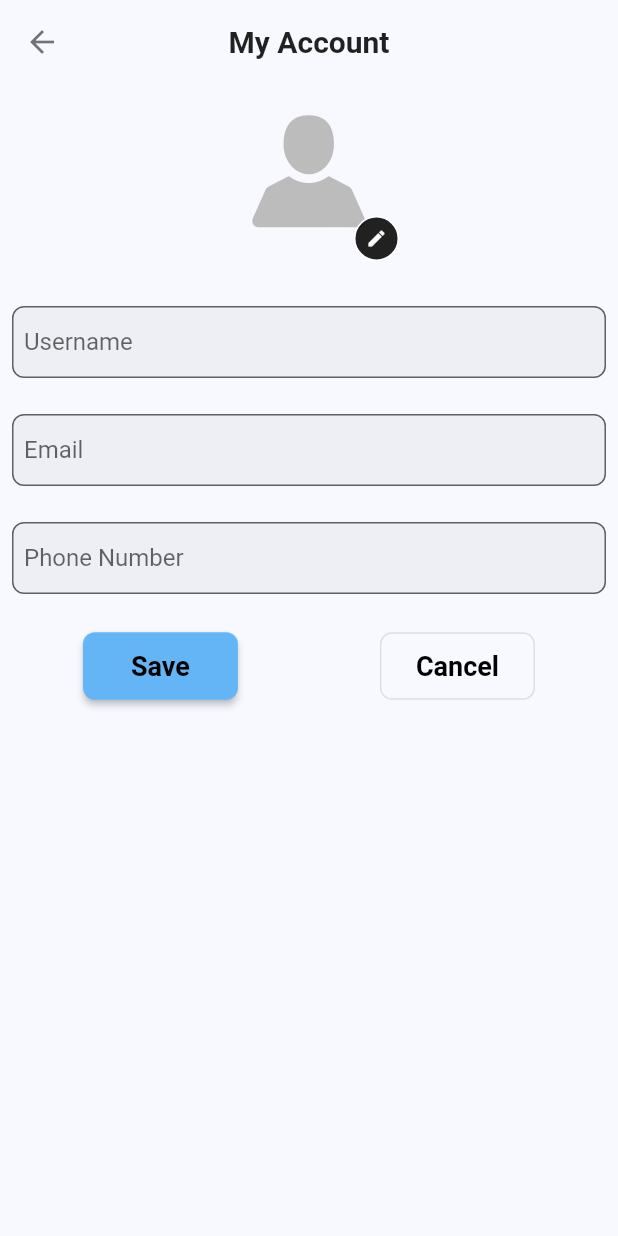
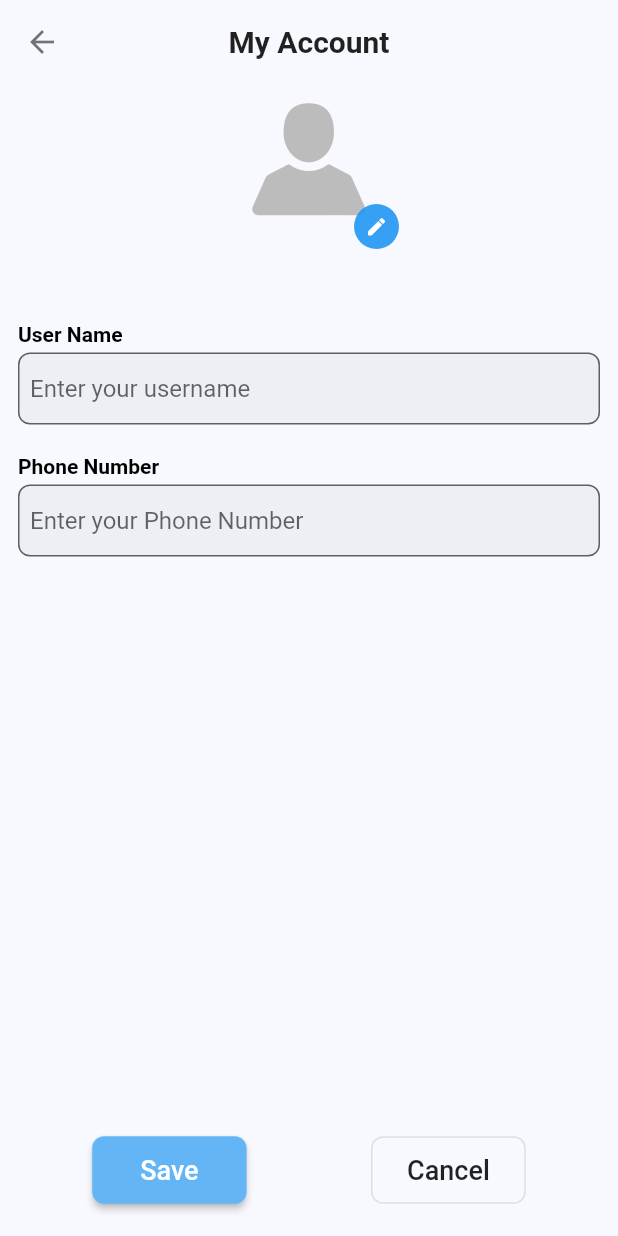
Before and after one commit to ngocnam11/e_shop, a Flutter app: the ProfileScreen screen opened by its route, after a tap on "My Account", on a phone screen of 412 x 824 dp. Run offline on Flutter 3.47's test engine with Material 2 defaults, Android fonts, the phone set to English and light mode, and no system bars; our stand-ins replace carousel_slider, cloud_firestore, equatable, firebase_auth, firebase_core, firebase_storage and 4 more; accounts and stored records are empty; network calls fail; project files that could hold a hidden picture were left out.

Commit message:
update account screen

```diff
--- a/lib/router/router.dart
+++ b/lib/router/router.dart
@@ -67,7 +67,7 @@ abstract class AppRouter {
       case orderConfirm:
         return OrderConfirmScreen.route();
       case account:
-        return MyAccountScreen.route(isAdmin: settings.arguments as bool);
+        return MyAccountScreen.route();
       case purchase:
         return PurchaseScreen.route();
       case newCard:
--- a/lib/screens/my_account_screen.dart
+++ b/lib/screens/my_account_screen.dart
@@ -1,10 +1,10 @@
 import 'dart:typed_data';
 
-import 'package:cloud_firestore/cloud_firestore.dart';
 import 'package:flutter/material.dart';
 import 'package:image_picker/image_picker.dart';
 
 import '../config/utils.dart';
+import '../models/user.dart';
 import '../router/router.dart';
 import '../services/auth_services.dart';
 import '../services/firestore_services.dart';
@@ -12,19 +12,12 @@ import '../widgets/custom_network_image.dart';
 import '../widgets/text_field_input.dart';
 
 class MyAccountScreen extends StatefulWidget {
-  const MyAccountScreen({
-    Key? key,
-    required this.isAdmin,
-  }) : super(key: key);
+  const MyAccountScreen({Key? key}) : super(key: key);
 
-  final bool isAdmin;
-
-  static MaterialPageRoute route({required bool isAdmin}) {
+  static MaterialPageRoute route() {
     return MaterialPageRoute(
       settings: const RouteSettings(name: AppRouter.account),
-      builder: (_) => MyAccountScreen(
-        isAdmin: isAdmin,
-      ),
+      builder: (_) => const MyAccountScreen(),
     );
   }
 
@@ -33,43 +26,8 @@ class MyAccountScreen extends StatefulWidget {
 }
 
 class _MyAccountScreenState extends State<MyAccountScreen> {
-  late final TextEditingController _usernameController;
-  late final TextEditingController _emailController;
-  late final TextEditingController _phoneNumController;
-
-  @override
-  void initState() {
-    initializeAndSetTextEditingControllerValue();
-    super.initState();
-  }
-
-  @override
-  void dispose() {
-    disposeTextEditingController();
-    super.dispose();
-  }
-
-  void initializeAndSetTextEditingControllerValue() {
-    _usernameController = TextEditingController();
-    _emailController = TextEditingController();
-    _phoneNumController = TextEditingController();
-
-    FirebaseFirestore.instance
-        .collection('users')
-        .doc(AuthServices().currentUser.uid)
-        .snapshots()
-        .listen((snapshot) {
-      _usernameController.text = snapshot.data()!['username'];
-      _emailController.text = snapshot.data()!['email'];
-      _phoneNumController.text = snapshot.data()!['phoneNum'];
-    });
-  }
-
-  void disposeTextEditingController() {
-    _usernameController.dispose();
-    _emailController.dispose();
-    _phoneNumController.dispose();
-  }
+  final TextEditingController _usernameController = TextEditingController();
+  final TextEditingController _phoneNumController = TextEditingController();
 
   Uint8List? _image;
 
@@ -80,14 +38,19 @@ class _MyAccountScreenState extends State<MyAccountScreen> {
     });
   }
 
+  Future<void> getInitUserInfo() async {
+    final user = await FireStoreServices().getUserByUid(
+      uid: AuthServices().currentUser.uid,
+    );
+    _usernameController.text = user.username;
+    _phoneNumController.text = user.phoneNum;
+  }
+
   void updateProfile() async {
     String resUpdate = await FireStoreServices().updateProfile(
-      uid: AuthServices().currentUser.uid,
-      email: _emailController.text,
       username: _usernameController.text,
-      file: _image!,
+      file: _image,
       phoneNum: _phoneNumController.text,
-      isAdmin: widget.isAdmin,
     );
 
     if (!mounted) return;
@@ -95,8 +58,17 @@ class _MyAccountScreenState extends State<MyAccountScreen> {
     if (resUpdate != 'success') {
       showSnackBar(context, resUpdate);
     } else {
-      Navigator.of(context).pop();
+      Navigator.of(context).pushNamedAndRemoveUntil(
+        AppRouter.profile,
+        (route) => false,
+      );
     }
+  }
+
+  @override
+  void initState() {
+    getInitUserInfo();
+    super.initState();
   }
 
   @override
@@ -105,26 +77,25 @@ class _MyAccountScreenState extends State<MyAccountScreen> {
       appBar: AppBar(
         title: const Text('My Account'),
       ),
-      body: SingleChildScrollView(
-        child: FutureBuilder<DocumentSnapshot<Map<String, dynamic>>>(
-          future: FirebaseFirestore.instance
-              .collection('users')
-              .doc(AuthServices().currentUser.uid)
-              .get(),
+      body: FutureBuilder<User>(
+        future: FireStoreServices().getUserByUid(
+          uid: AuthServices().currentUser.uid,
+        ),
         builder: (context, snapshot) {
-            if (snapshot.connectionState == ConnectionState.waiting) {
+          if (snapshot.hasError) {
+            debugPrint(snapshot.error.toString());
             return const Center(
-                child: CircularProgressIndicator(),
+              child: Text('Something went wrong'),
             );
           }
           if (snapshot.hasData) {
             return Padding(
-                padding: const EdgeInsets.all(8.0),
+              padding: const EdgeInsets.symmetric(horizontal: 12),
               child: Column(
-                  children: [
+                children: <Widget>[
                   Stack(
                     clipBehavior: Clip.none,
-                      children: [
+                    children: <Widget>[
                       ClipRRect(
                         borderRadius: BorderRadius.circular(16),
                         child: _image != null
@@ -135,7 +106,7 @@ class _MyAccountScreenState extends State<MyAccountScreen> {
                                 fit: BoxFit.cover,
                               )
                             : CustomNetworkImage(
-                                  src: snapshot.data!['photoUrl'],
+                                src: snapshot.data!.photoUrl,
                                 height: 100,
                                 width: 100,
                                 fit: BoxFit.cover,
@@ -149,9 +120,8 @@ class _MyAccountScreenState extends State<MyAccountScreen> {
                           height: 30,
                           width: 30,
                           decoration: BoxDecoration(
-                              color: Colors.black87,
+                            color: Colors.blue.withOpacity(0.9),
                             shape: BoxShape.circle,
-                              border: Border.all(color: Colors.white),
                           ),
                           child: FittedBox(
                             child: IconButton(
@@ -166,32 +136,54 @@ class _MyAccountScreenState extends State<MyAccountScreen> {
                       )
                     ],
                   ),
-                    const SizedBox(height: 40),
+                  Padding(
+                    padding: const EdgeInsets.symmetric(vertical: 20),
+                    child: Text(
+                      snapshot.data!.email,
+                      style: Theme.of(context).textTheme.headline4,
+                    ),
+                  ),
+                  Column(
+                    crossAxisAlignment: CrossAxisAlignment.start,
+                    children: <Widget>[
+                      Text(
+                        'User Name',
+                        style: Theme.of(context).textTheme.headline5,
+                      ),
+                      const SizedBox(height: 4),
                       TextFieldInput(
                         controller: _usernameController,
                         hintText: 'Enter your username',
-                      labelText: 'Username',
                         textInputType: TextInputType.text,
                       ),
-                    const SizedBox(height: 24),
-                    TextFieldInput(
-                      controller: _emailController,
-                      hintText: 'Enter your email',
-                      labelText: 'Email',
-                      textInputType: TextInputType.text,
-                      readOnly: true,
+                      const SizedBox(height: 20),
+                      Text(
+                        'Phone Number',
+                        style: Theme.of(context).textTheme.headline5,
                       ),
-                    const SizedBox(height: 24),
+                      const SizedBox(height: 4),
                       TextFieldInput(
                         controller: _phoneNumController,
                         hintText: 'Enter your Phone Number',
-                      labelText: 'Phone Number',
                         textInputType: TextInputType.phone,
                       ),
                       const SizedBox(height: 24),
-                    Row(
+                    ],
+                  ),
+                ],
+              ),
+            );
+          }
+          return const Center(
+            child: CircularProgressIndicator(),
+          );
+        },
+      ),
+      bottomNavigationBar: Padding(
+        padding: const EdgeInsets.all(20),
+        child: Row(
           mainAxisAlignment: MainAxisAlignment.spaceAround,
-                      children: [
+          children: <Widget>[
             ElevatedButton(
               style: ElevatedButton.styleFrom(
                 backgroundColor: Colors.blue[300],
@@ -201,9 +193,9 @@ class _MyAccountScreenState extends State<MyAccountScreen> {
                 ),
               ),
               onPressed: updateProfile,
-                          child: Text(
+              child: const Text(
                 'Save',
-                            style: Theme.of(context).textTheme.headline3,
+                style: TextStyle(fontSize: 18),
               ),
             ),
             OutlinedButton(
@@ -219,22 +211,15 @@ class _MyAccountScreenState extends State<MyAccountScreen> {
               onPressed: () {
                 Navigator.of(context).pop();
               },
-                          child: Text(
+              child: const Text(
                 'Cancel',
-                            style: Theme.of(context).textTheme.headline3,
+                style: TextStyle(
+                  fontSize: 18,
+                  color: Colors.black87,
+                ),
               ),
             ),
           ],
-                    )
-                  ],
-                ),
-              );
-            } else {
-              return const Center(
-                child: Text('Something went wrong'),
-              );
-            }
-          },
         ),
       ),
     );
--- a/lib/screens/profile_screen.dart
+++ b/lib/screens/profile_screen.dart
@@ -101,10 +101,7 @@ class ProfileScreen extends StatelessWidget {
                           icon: Icons.person_outline_rounded,
                           title: 'My Account',
                           press: () {
-                            Navigator.of(context).pushNamed(
-                              AppRouter.account,
-                              arguments: snapshot.data!['isAdmin'],
-                            );
+                            Navigator.of(context).pushNamed(AppRouter.account);
                           },
                         ),
                         const SizedBox(height: 10),
--- a/lib/services/firestore_services.dart
+++ b/lib/services/firestore_services.dart
@@ -14,6 +14,8 @@ import 'storage_service.dart';
 class FireStoreServices {
   final FirebaseFirestore _firestore = FirebaseFirestore.instance;
   final StorageService _storage = StorageService();
+
+  String currentUserUid = AuthServices().currentUser.uid;
 
   Future<model.User> getUserByUid({required String uid}) async {
     final snap = await _firestore.collection('users').doc(uid).get();
@@ -200,30 +202,30 @@ class FireStoreServices {
   }
 
   Future<String> updateProfile({
-    required String uid,
-    required String email,
-    required String username,
-    required Uint8List file,
-    required String phoneNum,
-    required bool isAdmin,
+    String? username,
+    Uint8List? file,
+    String? phoneNum,
   }) async {
     String resUpdate = 'Some error occurred';
     try {
-      String photoUrl =
-          await _storage.uploadImageToStorage('profilePics', file, false, '');
-      model.User userData = await getUserByUid(uid: uid);
+      String? photoUrl;
 
-      model.User user = model.User(
-        uid: uid,
-        email: email,
+      if (file != null) {
+        photoUrl =
+            await _storage.uploadImageToStorage('profilePics', file, false, '');
+      }
+      model.User userData = await getUserByUid(uid: currentUserUid);
+
+      userData = userData.copyWith(
         username: username,
+        phoneNum: phoneNum,
         photoUrl: photoUrl,
-        phoneNum: phoneNum,
-        isAdmin: isAdmin,
-        addresses: userData.addresses,
       );
 
-      _firestore.collection('users').doc(uid).update(user.toJson());
+      _firestore
+          .collection('users')
+          .doc(currentUserUid)
+          .update(userData.toJson());
       resUpdate = 'success';
     } catch (e) {
       resUpdate = e.toString();
```
Lines whose indentation alone changed are shown as unchanged.
